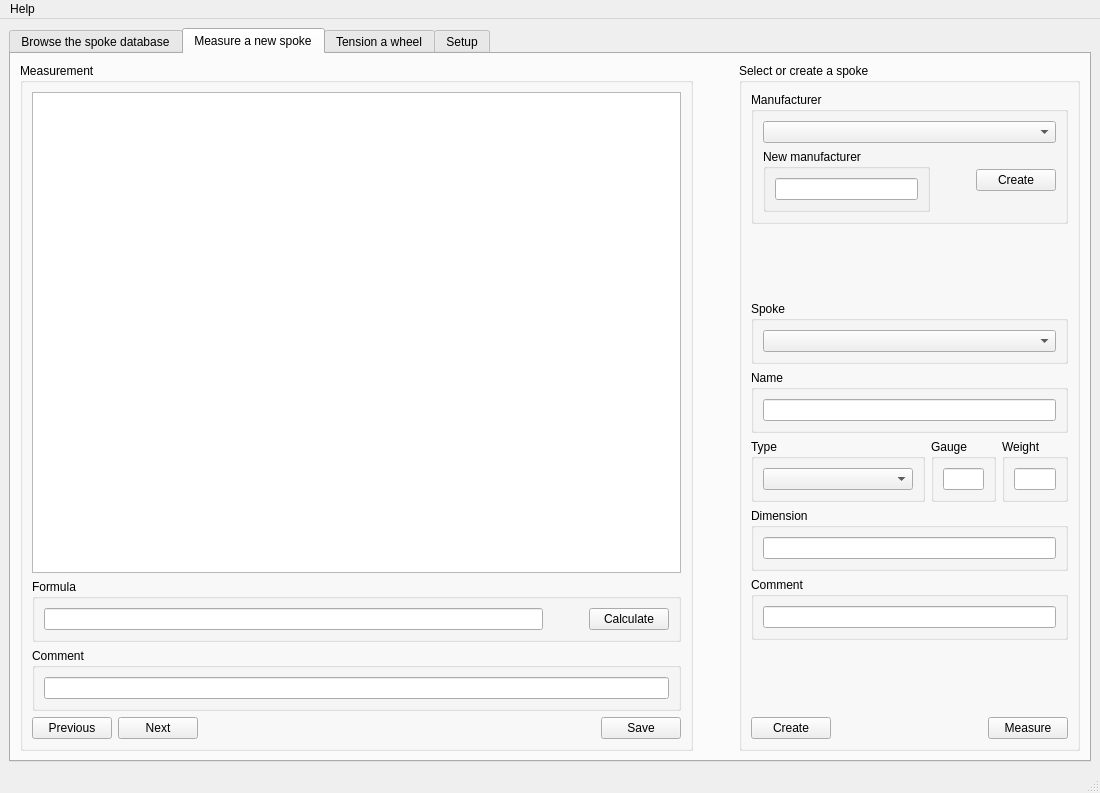
Old version of the form Spokeduino Mothership/ui/spokeduino_mothership.ui in the repository dunkelfalke80/spokeduino.
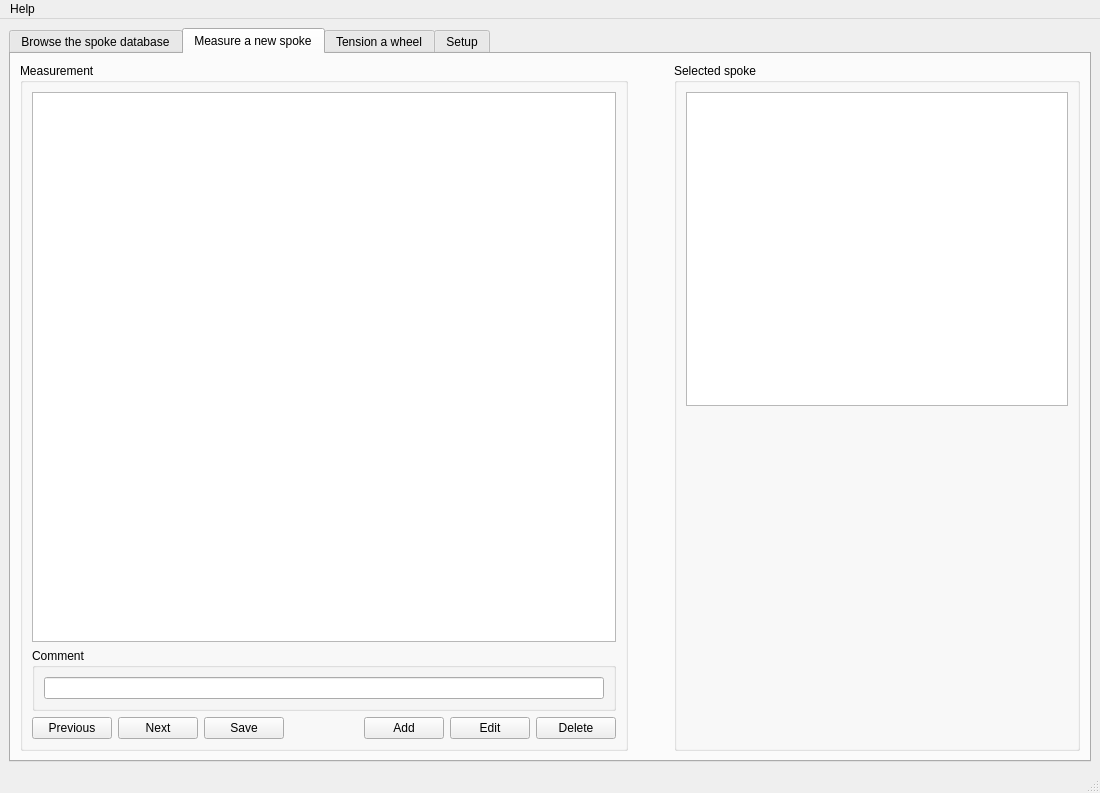
New version of the form. The open tabs and pages were chosen to show the change. Icons and pictures are not drawn. Custom widgets are drawn as their Qt base class.

What changed in the file:
```diff
--- a/Spokeduino Mothership/ui/spokeduino_mothership.ui
+++ b/Spokeduino Mothership/ui/spokeduino_mothership.ui
@@ -187,75 +187,6 @@
                  </item>
                 </layout>
                </item>
-               <item>
-                <layout class="QVBoxLayout" name="verticalLayout_7">
-                 <item>
-                  <layout class="QVBoxLayout" name="verticalLayout_8" stretch="0,0,0,0">
-                   <item>
-                    <widget class="QPushButton" name="pushButtonEditMeasurement">
-                     <property name="sizePolicy">
-                      <sizepolicy hsizetype="Preferred" vsizetype="Maximum">
-                       <horstretch>0</horstretch>
-                       <verstretch>0</verstretch>
-                      </sizepolicy>
-                     </property>
-                     <property name="text">
-                      <string>Edit measurement</string>
-                     </property>
-                     <property name="icon">
-                      <iconset theme="QIcon::ThemeIcon::EditPaste"/>
-                     </property>
-                    </widget>
-                   </item>
-                   <item>
-                    <widget class="QPushButton" name="pushButtonAddMeasurement">
-                     <property name="sizePolicy">
-                      <sizepolicy hsizetype="Preferred" vsizetype="Maximum">
-                       <horstretch>0</horstretch>
-                       <verstretch>0</verstretch>
-                      </sizepolicy>
-                     </property>
-                     <property name="text">
-                      <string>Add measurement</string>
-                     </property>
-                     <property name="icon">
-                      <iconset theme="QIcon::ThemeIcon::ListAdd"/>
-                     </property>
-                    </widget>
-                   </item>
-                   <item>
-                    <widget class="QPushButton" name="pushButtonDeleteMeasurement">
-                     <property name="sizePolicy">
-                      <sizepolicy hsizetype="Preferred" vsizetype="Maximum">
-                       <horstretch>0</horstretch>
-                       <verstretch>0</verstretch>
-                      </sizepolicy>
-                     </property>
-                     <property name="text">
-                      <string>Delete measurement</string>
-                     </property>
-                     <property name="icon">
-                      <iconset theme="QIcon::ThemeIcon::ListRemove"/>
-                     </property>
-                    </widget>
-                   </item>
-                   <item>
-                    <spacer name="verticalSpacer_3">
-                     <property name="orientation">
-                      <enum>Qt::Orientation::Vertical</enum>
-                     </property>
-                     <property name="sizeHint" stdset="0">
-                      <size>
-                       <width>20</width>
-                       <height>40</height>
-                      </size>
-                     </property>
-                    </spacer>
-                   </item>
-                  </layout>
-                 </item>
-                </layout>
-               </item>
               </layout>
              </widget>
             </item>
@@ -670,7 +601,7 @@
        </attribute>
        <layout class="QHBoxLayout" name="horizontalLayoutMeasurementTop">
         <item>
-         <layout class="QHBoxLayout" name="horizontalLayoutMeasurement" stretch="2,0,1">
+         <layout class="QHBoxLayout" name="horizontalLayoutMeasurement" stretch="3,0,2">
           <item>
            <layout class="QHBoxLayout" name="horizontalLayoutMeasurementsLeft" stretch="0">
             <item>
@@ -678,7 +609,7 @@
               <property name="title">
                <string>Measurement</string>
               </property>
-              <layout class="QVBoxLayout" name="verticalLayoutManufacturer" stretch="0,0,0,0">
+              <layout class="QVBoxLayout" name="verticalLayoutManufacturer" stretch="0,0,0">
                <item>
                 <layout class="QHBoxLayout" name="horizontalLayoutManufacturerLeft" stretch="5">
                  <item>
@@ -686,41 +617,6 @@
                  </item>
                 </layout>
                </item>
-               <item>
-                <widget class="QGroupBox" name="groupBoxFormula">
-                 <property name="title">
-                  <string>Formula</string>
-                 </property>
-                 <layout class="QHBoxLayout" name="horizontalLayoutFormula" stretch="1,0,0">
-                  <item>
-                   <widget class="QLineEdit" name="lineEditFormula"/>
-                  </item>
-                  <item>
-                   <spacer name="horizontalSpacerMeasurementCenterLeft">
-                    <property name="orientation">
-                     <enum>Qt::Orientation::Horizontal</enum>
-                    </property>
-                    <property name="sizeHint" stdset="0">
-                     <size>
-                      <width>40</width>
-                      <height>20</height>
-                     </size>
-                    </property>
-                   </spacer>
-                  </item>
-                  <item>
-                   <widget class="QPushButton" name="pushButtonCalculateFormula">
-                    <property name="text">
-                     <string>Calculate</string>
-                    </property>
-                    <property name="icon">
-                     <iconset theme="QIcon::ThemeIcon::SyncSynchronizing"/>
-                    </property>
-                   </widget>
-                  </item>
-                 </layout>
-                </widget>
-               </item>
                <item>
                 <widget class="QGroupBox" name="groupBoxMeasurementComment">
                  <property name="title">
@@ -756,7 +652,17 @@
                   </widget>
                  </item>
                  <item>
-                  <spacer name="horizontalSpacerMeasurementBottomLeft">
+                  <widget class="QPushButton" name="pushButtonSaveMeasurement">
+                   <property name="text">
+                    <string>Save</string>
+                   </property>
+                   <property name="icon">
+                    <iconset theme="QIcon::ThemeIcon::DocumentSave"/>
+                   </property>
+                  </widget>
+                 </item>
+                 <item>
+                  <spacer name="horizontalSpacer_6">
                    <property name="orientation">
                     <enum>Qt::Orientation::Horizontal</enum>
                    </property>
@@ -769,12 +675,32 @@
                   </spacer>
                  </item>
                  <item>
-                  <widget class="QPushButton" name="pushButtonSaveMeasurement">
+                  <widget class="QPushButton" name="pushButtonAddMeasurement">
                    <property name="text">
-                    <string>Save</string>
+                    <string>Add</string>
                    </property>
                    <property name="icon">
-                    <iconset theme="QIcon::ThemeIcon::DocumentSave"/>
+                    <iconset theme="QIcon::ThemeIcon::ListAdd"/>
+                   </property>
+                  </widget>
+                 </item>
+                 <item>
+                  <widget class="QPushButton" name="pushButtonEditMeasurement">
+                   <property name="text">
+                    <string>Edit</string>
+                   </property>
+                   <property name="icon">
+                    <iconset theme="QIcon::ThemeIcon::DocumentSaveAs"/>
+                   </property>
+                  </widget>
+                 </item>
+                 <item>
+                  <widget class="QPushButton" name="pushButtonDeleteMeasurement">
+                   <property name="text">
+                    <string>Delete</string>
+                   </property>
+                   <property name="icon">
+                    <iconset theme="QIcon::ThemeIcon::ListRemove"/>
                    </property>
                   </widget>
                  </item>
@@ -801,254 +727,11 @@
           <item>
            <widget class="QGroupBox" name="groupBoxSpokeMeasurement">
             <property name="title">
-             <string>Select or create a spoke</string>
+             <string>Selected spoke</string>
             </property>
             <layout class="QVBoxLayout" name="verticalLayoutSpokeMeasurement">
              <item>
-              <widget class="QGroupBox" name="groupBoxManufacturer2">
-               <property name="title">
-                <string>Manufacturer</string>
-               </property>
-               <layout class="QVBoxLayout" name="verticalLayoutManufacturerMeasurement" stretch="0,0">
-                <item>
-                 <widget class="QComboBox" name="comboBoxManufacturer2">
-                  <property name="sizePolicy">
-                   <sizepolicy hsizetype="Preferred" vsizetype="Preferred">
-                    <horstretch>0</horstretch>
-                    <verstretch>0</verstretch>
-                   </sizepolicy>
-                  </property>
-                 </widget>
-                </item>
-                <item>
-                 <layout class="QHBoxLayout" name="horizontalLayoutManufacturer" stretch="3,0,1">
-                  <item>
-                   <widget class="QGroupBox" name="groupBoxNewManufacturer2">
-                    <property name="sizePolicy">
-                     <sizepolicy hsizetype="Preferred" vsizetype="Preferred">
-                      <horstretch>0</horstretch>
-                      <verstretch>0</verstretch>
-                     </sizepolicy>
-                    </property>
-                    <property name="title">
-                     <string>New manufacturer</string>
-                    </property>
-                    <layout class="QVBoxLayout" name="verticalLayoutNewManufacturerMeasurement">
-                     <item>
-                      <widget class="QLineEdit" name="lineEditNewManufacturer2">
-                       <property name="sizePolicy">
-                        <sizepolicy hsizetype="Preferred" vsizetype="Preferred">
-                         <horstretch>0</horstretch>
-                         <verstretch>0</verstretch>
-                        </sizepolicy>
-                       </property>
-                      </widget>
-                     </item>
-                    </layout>
-                   </widget>
-                  </item>
-                  <item>
-                   <spacer name="horizontalSpacerManufacturer2">
-                    <property name="orientation">
-                     <enum>Qt::Orientation::Horizontal</enum>
-                    </property>
-                    <property name="sizeHint" stdset="0">
-                     <size>
-                      <width>40</width>
-                      <height>20</height>
-                     </size>
-                    </property>
-                   </spacer>
-                  </item>
-                  <item>
-                   <widget class="QPushButton" name="pushButtonNewManufacturer2">
-                    <property name="sizePolicy">
-                     <sizepolicy hsizetype="Preferred" vsizetype="Maximum">
-                      <horstretch>0</horstretch>
-                      <verstretch>0</verstretch>
-                     </sizepolicy>
-                    </property>
-                    <property name="text">
-                     <string>Create</string>
-                    </property>
-                    <property name="icon">
-                     <iconset theme="QIcon::ThemeIcon::DocumentNew"/>
-                    </property>
-                   </widget>
-                  </item>
-                 </layout>
-                </item>
-               </layout>
-              </widget>
-             </item>
-             <item>
-              <spacer name="verticalSpacerMeasurementTop">
-               <property name="orientation">
-                <enum>Qt::Orientation::Vertical</enum>
-               </property>
-               <property name="sizeHint" stdset="0">
-                <size>
-                 <width>20</width>
-                 <height>40</height>
-                </size>
-               </property>
-              </spacer>
-             </item>
-             <item>
-              <widget class="QGroupBox" name="groupBoxSpoke2">
-               <property name="title">
-                <string>Spoke</string>
-               </property>
-               <layout class="QVBoxLayout" name="verticalLayoutSelectSpokeMeasurement">
-                <item>
-                 <widget class="QComboBox" name="comboBoxSpoke2">
-                  <property name="sizePolicy">
-                   <sizepolicy hsizetype="Preferred" vsizetype="Preferred">
-                    <horstretch>0</horstretch>
-                    <verstretch>0</verstretch>
-                   </sizepolicy>
-                  </property>
-                 </widget>
-                </item>
-               </layout>
-              </widget>
-             </item>
-             <item>
-              <widget class="QGroupBox" name="groupBoxName2">
-               <property name="title">
-                <string>Name</string>
-               </property>
-               <layout class="QVBoxLayout" name="verticalLayoutSpokeNameMeasurement">
-                <item>
-                 <widget class="QLineEdit" name="lineEditName2">
-                  <property name="sizePolicy">
-                   <sizepolicy hsizetype="Preferred" vsizetype="Preferred">
-                    <horstretch>0</horstretch>
-                    <verstretch>0</verstretch>
-                   </sizepolicy>
-                  </property>
-                 </widget>
-                </item>
-               </layout>
-              </widget>
-             </item>
-             <item>
-              <layout class="QHBoxLayout" name="horizontalLayoutSpokeDefinitionsMeasurement" stretch="10,1,1,1">
-               <item>
-                <widget class="QGroupBox" name="groupBoxType2">
-                 <property name="title">
-                  <string>Type</string>
-                 </property>
-                 <layout class="QVBoxLayout" name="verticalLayoutTypeMeasurement">
-                  <item>
-                   <widget class="QComboBox" name="comboBoxType2">
-                    <property name="sizePolicy">
-                     <sizepolicy hsizetype="MinimumExpanding" vsizetype="Maximum">
-                      <horstretch>0</horstretch>
-                      <verstretch>0</verstretch>
-                     </sizepolicy>
-                    </property>
-                    <property name="minimumSize">
-                     <size>
-                      <width>150</width>
-                      <height>0</height>
-                     </size>
-                    </property>
-                   </widget>
-                  </item>
-                 </layout>
-                </widget>
-               </item>
-               <item>
-                <spacer name="horizontalSpacerSpokeMeasurement">
-                 <property name="orientation">
-                  <enum>Qt::Orientation::Horizontal</enum>
-                 </property>
-                 <property name="sizeHint" stdset="0">
-                  <size>
-                   <width>40</width>
-                   <height>20</height>
-                  </size>
-                 </property>
-                </spacer>
-               </item>
-               <item>
-                <widget class="QGroupBox" name="groupBoxGauge2">
-                 <property name="title">
-                  <string>Gauge</string>
-                 </property>
-                 <layout class="QVBoxLayout" name="verticalLayoutGaugeMeasurement">
-                  <item>
-                   <widget class="QLineEdit" name="lineEditGauge2">
-                    <property name="sizePolicy">
-                     <sizepolicy hsizetype="Preferred" vsizetype="Preferred">
-                      <horstretch>0</horstretch>
-                      <verstretch>0</verstretch>
-                     </sizepolicy>
-                    </property>
-                   </widget>
-                  </item>
-                 </layout>
-                </widget>
-               </item>
-               <item>
-                <widget class="QGroupBox" name="groupBoxWeight2">
-                 <property name="title">
-                  <string>Weight</string>
-                 </property>
-                 <layout class="QVBoxLayout" name="verticalLayoutWeightMeasurement">
-                  <item>
-                   <widget class="QLineEdit" name="lineEditWeight2">
-                    <property name="sizePolicy">
-                     <sizepolicy hsizetype="Preferred" vsizetype="Preferred">
-                      <horstretch>0</horstretch>
-                      <verstretch>0</verstretch>
-                     </sizepolicy>
-                    </property>
-                   </widget>
-                  </item>
-                 </layout>
-                </widget>
-               </item>
-              </layout>
-             </item>
-             <item>
-              <widget class="QGroupBox" name="groupBoxDimension2">
-               <property name="title">
-                <string>Dimension</string>
-               </property>
-               <layout class="QVBoxLayout" name="verticalLayoutSpokeDimensionMeasurement">
-                <item>
-                 <widget class="QLineEdit" name="lineEditDimension2">
-                  <property name="sizePolicy">
-                   <sizepolicy hsizetype="Preferred" vsizetype="Preferred">
-                    <horstretch>0</horstretch>
-                    <verstretch>0</verstretch>
-                   </sizepolicy>
-                  </property>
-                 </widget>
-                </item>
-               </layout>
-              </widget>
-             </item>
-             <item>
-              <widget class="QGroupBox" name="groupBoxSpokeComment2">
-               <property name="title">
-                <string>Comment</string>
-               </property>
-               <layout class="QVBoxLayout" name="verticalLayoutSpokeCommentMeasurement">
-                <item>
-                 <widget class="QLineEdit" name="lineEditSpokeComment2">
-                  <property name="sizePolicy">
-                   <sizepolicy hsizetype="Preferred" vsizetype="Preferred">
-                    <horstretch>0</horstretch>
-                    <verstretch>0</verstretch>
-                   </sizepolicy>
-                  </property>
-                 </widget>
-                </item>
-               </layout>
-              </widget>
+              <widget class="QPlainTextEdit" name="plainTextEdit"/>
              </item>
              <item>
               <spacer name="verticalSpacerMeasurementBottom">
@@ -1065,22 +748,6 @@
              </item>
              <item>
               <layout class="QHBoxLayout" name="horizontalLayoutSpokeButtonsMeasurement">
-               <item>
-                <widget class="QPushButton" name="pushButtonCreateSpoke2">
-                 <property name="sizePolicy">
-                  <sizepolicy hsizetype="Maximum" vsizetype="Maximum">
-                   <horstretch>0</horstretch>
-                   <verstretch>0</verstretch>
-                  </sizepolicy>
-                 </property>
-                 <property name="text">
-                  <string>Create</string>
-                 </property>
-                 <property name="icon">
-                  <iconset theme="QIcon::ThemeIcon::ListAdd"/>
-                 </property>
-                </widget>
-               </item>
                <item>
                 <spacer name="horizontalSpacerMeasurementRight">
                  <property name="orientation">
@@ -1094,22 +761,6 @@
                  </property>
                 </spacer>
                </item>
-               <item>
-                <widget class="QPushButton" name="pushButtonMeasureSpoke">
-                 <property name="sizePolicy">
-                  <sizepolicy hsizetype="Maximum" vsizetype="Maximum">
-                   <horstretch>0</horstretch>
-                   <verstretch>0</verstretch>
-                  </sizepolicy>
-                 </property>
-                 <property name="text">
-                  <string>Measure</string>
-                 </property>
-                 <property name="icon">
-                  <iconset theme="QIcon::ThemeIcon::DocumentProperties"/>
-                 </property>
-                </widget>
-               </item>
               </layout>
              </item>
             </layout>
```
Left out of the diff: 2 changed lines with no effect on the pictures.
